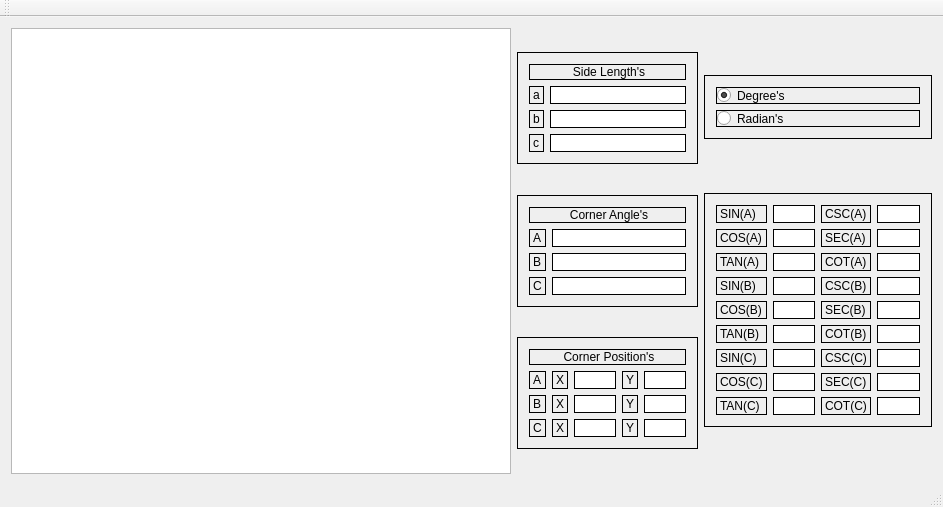
The window that src/mainwindow.ui (lib64/tricalc) describes before a commit, drawn with Qt 5.
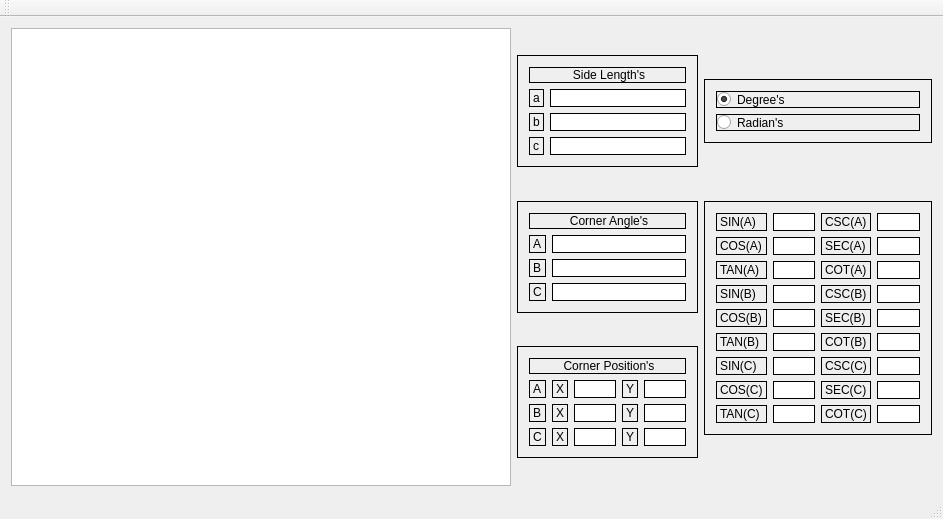
The same window after the commit.

The edit to the form file:
```diff
--- a/src/mainwindow.ui
+++ b/src/mainwindow.ui
@@ -7,7 +7,7 @@
     <x>0</x>
     <y>0</y>
     <width>943</width>
-    <height>507</height>
+    <height>519</height>
    </rect>
   </property>
   <property name="windowTitle">
```
Left out of the diff: 2 changed lines with no effect on the pictures.
